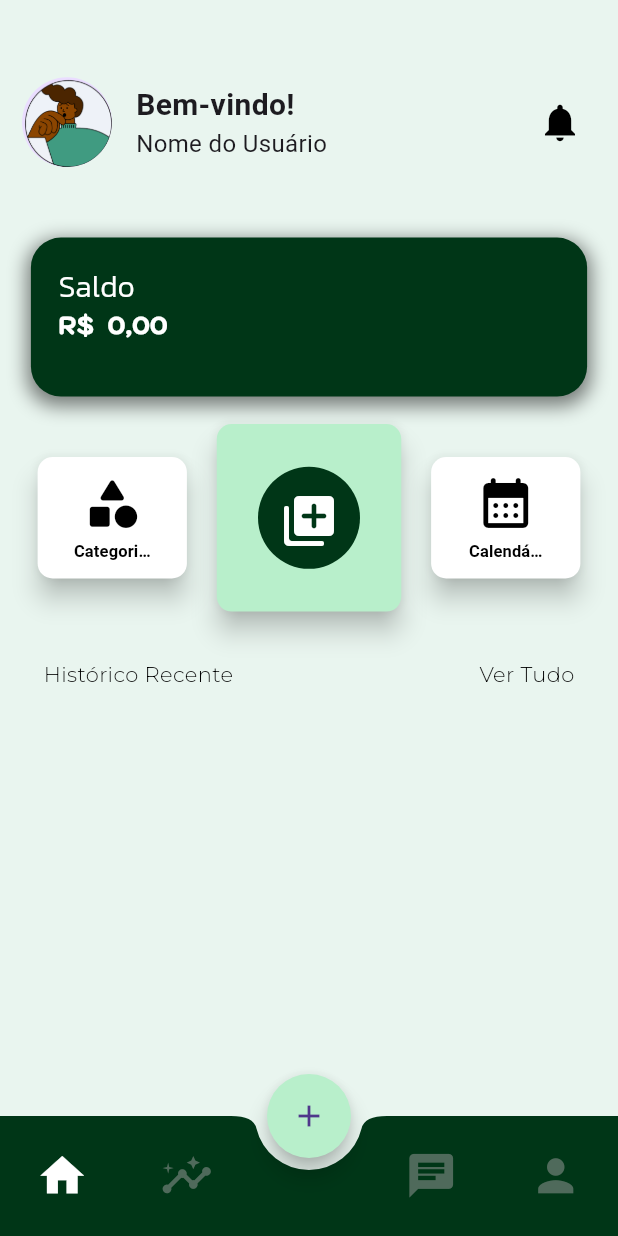
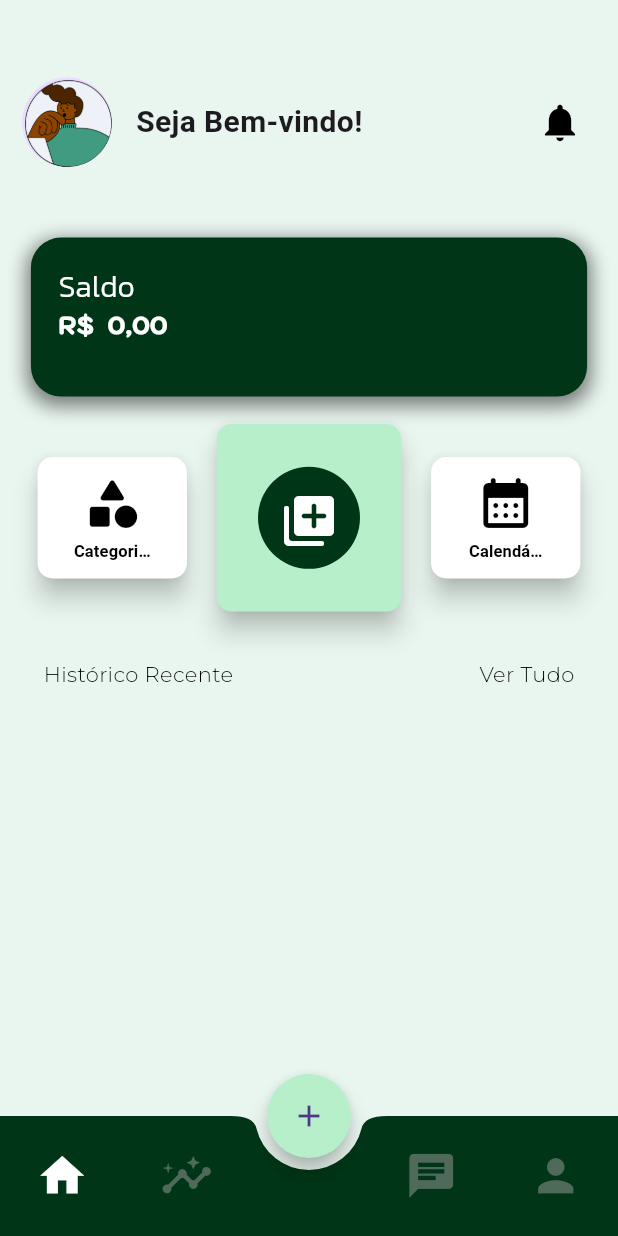
Before and after one commit to devgrc/teste_flutter, a Flutter app: the HomePageView screen opened directly with empty values, on a phone screen of 412 x 824 dp. Run offline on Flutter 3.47's test engine with Material 3 defaults, Android fonts, the phone set to English and light mode, and no system bars; our stand-ins replace flutter_vector_icons, font_awesome_flutter, shared_preferences, syncfusion_flutter_charts, table_calendar; accounts and stored records are empty; Roboto replaces fonts that are missing (Kantumruy); project files that could hold a hidden picture were left out.

Commit message:
refactor: Remoção do text nome do usuário

```diff
--- a/lib/features/home/home_page_view.dart
+++ b/lib/features/home/home_page_view.dart
@@ -116,15 +116,11 @@ class HomePageView extends StatelessWidget {
                         crossAxisAlignment: CrossAxisAlignment.start,
                         children: [
                           Text(
-                            'Bem-vindo!',
+                            'Seja Bem-vindo!',
                             style: TextStyle(
                               fontSize: 20.0 * textScaleFactor,
                               fontWeight: FontWeight.bold,
                             ),
-                          ),
-                          Text(
-                            'Nome do Usuário',
-                            style: TextStyle(fontSize: 16.0 * textScaleFactor),
                           ),
                         ],
                       ),
```
